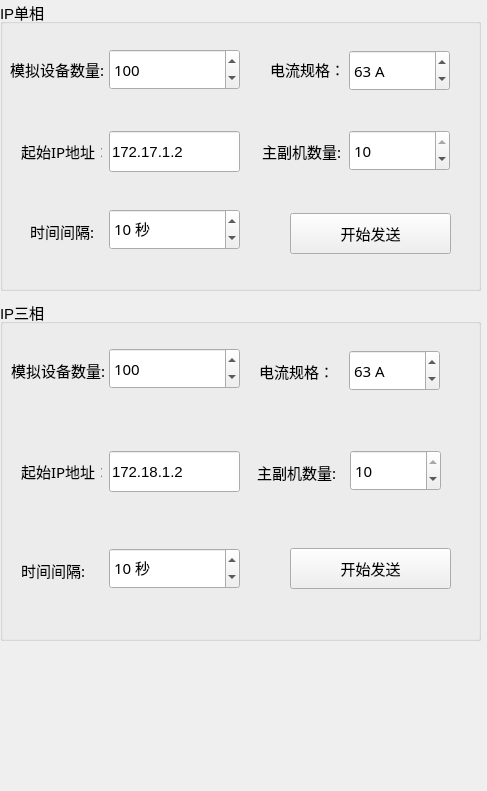
Old version of the form PM_Tool/ip/ip_BulkSend/ip_bulksend.ui in the repository ChinaClever/PM-Tool.
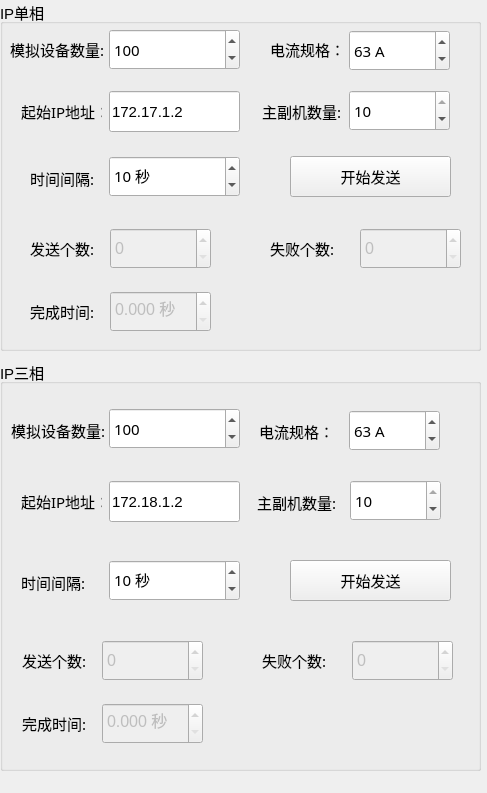
New version of the form.

Commit message: 更新发送数据信息

```diff
--- a/PM_Tool/ip/ip_BulkSend/ip_bulksend.ui
+++ b/PM_Tool/ip/ip_BulkSend/ip_bulksend.ui
@@ -7,7 +7,7 @@
     <x>0</x>
     <y>0</y>
     <width>487</width>
-    <height>791</height>
+    <height>793</height>
    </rect>
   </property>
   <property name="windowTitle">
@@ -17,9 +17,9 @@
    <property name="geometry">
     <rect>
      <x>0</x>
-     <y>300</y>
+     <y>360</y>
      <width>481</width>
-     <height>341</height>
+     <height>411</height>
     </rect>
    </property>
    <property name="font">
@@ -84,7 +84,7 @@
     <property name="geometry">
      <rect>
       <x>21</x>
-      <y>151</y>
+      <y>121</y>
       <width>81</width>
       <height>41</height>
      </rect>
@@ -103,7 +103,7 @@
     <property name="geometry">
      <rect>
       <x>109</x>
-      <y>151</y>
+      <y>121</y>
       <width>131</width>
       <height>41</height>
      </rect>
@@ -121,7 +121,7 @@
     <property name="geometry">
      <rect>
       <x>290</x>
-      <y>248</y>
+      <y>200</y>
       <width>161</width>
       <height>41</height>
      </rect>
@@ -158,7 +158,7 @@
     <property name="geometry">
      <rect>
       <x>21</x>
-      <y>250</y>
+      <y>202</y>
       <width>71</width>
       <height>41</height>
      </rect>
@@ -177,7 +177,7 @@
     <property name="geometry">
      <rect>
       <x>109</x>
-      <y>248</y>
+      <y>200</y>
       <width>131</width>
       <height>41</height>
      </rect>
@@ -211,7 +211,7 @@
     <property name="geometry">
      <rect>
       <x>257</x>
-      <y>157</y>
+      <y>127</y>
       <width>81</width>
       <height>31</height>
      </rect>
@@ -230,7 +230,7 @@
     <property name="geometry">
      <rect>
       <x>350</x>
-      <y>150</y>
+      <y>120</y>
       <width>91</width>
       <height>41</height>
      </rect>
@@ -294,6 +294,132 @@
      <number>10</number>
     </property>
    </widget>
+   <widget class="QLabel" name="label_18">
+    <property name="geometry">
+     <rect>
+      <x>262</x>
+      <y>290</y>
+      <width>81</width>
+      <height>21</height>
+     </rect>
+    </property>
+    <property name="font">
+     <font>
+      <family>微软雅黑</family>
+      <pointsize>11</pointsize>
+     </font>
+    </property>
+    <property name="text">
+     <string>失败个数:</string>
+    </property>
+   </widget>
+   <widget class="QSpinBox" name="TsuccessNum">
+    <property name="enabled">
+     <bool>false</bool>
+    </property>
+    <property name="geometry">
+     <rect>
+      <x>102</x>
+      <y>280</y>
+      <width>101</width>
+      <height>41</height>
+     </rect>
+    </property>
+    <property name="font">
+     <font>
+      <pointsize>12</pointsize>
+     </font>
+    </property>
+    <property name="maximum">
+     <number>100000</number>
+    </property>
+   </widget>
+   <widget class="QDoubleSpinBox" name="TsuccessTime">
+    <property name="enabled">
+     <bool>false</bool>
+    </property>
+    <property name="geometry">
+     <rect>
+      <x>102</x>
+      <y>343</y>
+      <width>101</width>
+      <height>41</height>
+     </rect>
+    </property>
+    <property name="font">
+     <font>
+      <pointsize>12</pointsize>
+     </font>
+    </property>
+    <property name="prefix">
+     <string/>
+    </property>
+    <property name="suffix">
+     <string> 秒</string>
+    </property>
+    <property name="decimals">
+     <number>3</number>
+    </property>
+   </widget>
+   <widget class="QLabel" name="label_19">
+    <property name="geometry">
+     <rect>
+      <x>22</x>
+      <y>290</y>
+      <width>81</width>
+      <height>21</height>
+     </rect>
+    </property>
+    <property name="font">
+     <font>
+      <family>微软雅黑</family>
+      <pointsize>11</pointsize>
+     </font>
+    </property>
+    <property name="text">
+     <string>发送个数:</string>
+    </property>
+   </widget>
+   <widget class="QLabel" name="label_20">
+    <property name="geometry">
+     <rect>
+      <x>22</x>
+      <y>353</y>
+      <width>81</width>
+      <height>21</height>
+     </rect>
+    </property>
+    <property name="font">
+     <font>
+      <family>微软雅黑</family>
+      <pointsize>11</pointsize>
+     </font>
+    </property>
+    <property name="text">
+     <string>完成时间:</string>
+    </property>
+   </widget>
+   <widget class="QSpinBox" name="TErNum">
+    <property name="enabled">
+     <bool>false</bool>
+    </property>
+    <property name="geometry">
+     <rect>
+      <x>352</x>
+      <y>280</y>
+      <width>101</width>
+      <height>41</height>
+     </rect>
+    </property>
+    <property name="font">
+     <font>
+      <pointsize>12</pointsize>
+     </font>
+    </property>
+    <property name="maximum">
+     <number>100000</number>
+    </property>
+   </widget>
   </widget>
   <widget class="QGroupBox" name="groupBox_2">
    <property name="geometry">
@@ -301,7 +427,7 @@
      <x>0</x>
      <y>0</y>
      <width>481</width>
-     <height>291</height>
+     <height>351</height>
     </rect>
    </property>
    <property name="font">
@@ -316,7 +442,7 @@
     <property name="geometry">
      <rect>
       <x>109</x>
-      <y>49</y>
+      <y>29</y>
       <width>131</width>
       <height>41</height>
      </rect>
@@ -344,7 +470,7 @@
     <property name="geometry">
      <rect>
       <x>10</x>
-      <y>49</y>
+      <y>29</y>
       <width>101</width>
       <height>41</height>
      </rect>
@@ -363,7 +489,7 @@
     <property name="geometry">
      <rect>
       <x>349</x>
-      <y>130</y>
+      <y>90</y>
       <width>101</width>
       <height>41</height>
      </rect>
@@ -394,7 +520,7 @@
     <property name="geometry">
      <rect>
       <x>21</x>
-      <y>131</y>
+      <y>91</y>
       <width>81</width>
       <height>41</height>
      </rect>
@@ -413,7 +539,7 @@
     <property name="geometry">
      <rect>
       <x>109</x>
-      <y>209</y>
+      <y>156</y>
       <width>131</width>
       <height>41</height>
      </rect>
@@ -447,7 +573,7 @@
     <property name="geometry">
      <rect>
       <x>109</x>
-      <y>131</y>
+      <y>91</y>
       <width>131</width>
       <height>41</height>
      </rect>
@@ -465,7 +591,7 @@
     <property name="geometry">
      <rect>
       <x>262</x>
-      <y>136</y>
+      <y>96</y>
       <width>81</width>
       <height>31</height>
      </rect>
@@ -484,7 +610,7 @@
     <property name="geometry">
      <rect>
       <x>30</x>
-      <y>216</y>
+      <y>163</y>
       <width>71</width>
       <height>31</height>
      </rect>
@@ -503,7 +629,7 @@
     <property name="geometry">
      <rect>
       <x>270</x>
-      <y>49</y>
+      <y>29</y>
       <width>71</width>
       <height>41</height>
      </rect>
@@ -522,7 +648,7 @@
     <property name="geometry">
      <rect>
       <x>290</x>
-      <y>213</y>
+      <y>156</y>
       <width>161</width>
       <height>41</height>
      </rect>
@@ -540,7 +666,7 @@
     <property name="geometry">
      <rect>
       <x>349</x>
-      <y>50</y>
+      <y>30</y>
       <width>101</width>
       <height>41</height>
      </rect>
@@ -573,6 +699,132 @@
      <number>10</number>
     </property>
    </widget>
+   <widget class="QLabel" name="label_15">
+    <property name="geometry">
+     <rect>
+      <x>30</x>
+      <y>238</y>
+      <width>81</width>
+      <height>21</height>
+     </rect>
+    </property>
+    <property name="font">
+     <font>
+      <family>微软雅黑</family>
+      <pointsize>11</pointsize>
+     </font>
+    </property>
+    <property name="text">
+     <string>发送个数:</string>
+    </property>
+   </widget>
+   <widget class="QDoubleSpinBox" name="SsuccessTime">
+    <property name="enabled">
+     <bool>false</bool>
+    </property>
+    <property name="geometry">
+     <rect>
+      <x>110</x>
+      <y>291</y>
+      <width>101</width>
+      <height>41</height>
+     </rect>
+    </property>
+    <property name="font">
+     <font>
+      <pointsize>12</pointsize>
+     </font>
+    </property>
+    <property name="prefix">
+     <string/>
+    </property>
+    <property name="suffix">
+     <string> 秒</string>
+    </property>
+    <property name="decimals">
+     <number>3</number>
+    </property>
+   </widget>
+   <widget class="QSpinBox" name="SsuccessNum">
+    <property name="enabled">
+     <bool>false</bool>
+    </property>
+    <property name="geometry">
+     <rect>
+      <x>110</x>
+      <y>228</y>
+      <width>101</width>
+      <height>41</height>
+     </rect>
+    </property>
+    <property name="font">
+     <font>
+      <pointsize>12</pointsize>
+     </font>
+    </property>
+    <property name="maximum">
+     <number>100000</number>
+    </property>
+   </widget>
+   <widget class="QLabel" name="label_16">
+    <property name="geometry">
+     <rect>
+      <x>270</x>
+      <y>238</y>
+      <width>81</width>
+      <height>21</height>
+     </rect>
+    </property>
+    <property name="font">
+     <font>
+      <family>微软雅黑</family>
+      <pointsize>11</pointsize>
+     </font>
+    </property>
+    <property name="text">
+     <string>失败个数:</string>
+    </property>
+   </widget>
+   <widget class="QSpinBox" name="SErNum">
+    <property name="enabled">
+     <bool>false</bool>
+    </property>
+    <property name="geometry">
+     <rect>
+      <x>360</x>
+      <y>228</y>
+      <width>101</width>
+      <height>41</height>
+     </rect>
+    </property>
+    <property name="font">
+     <font>
+      <pointsize>12</pointsize>
+     </font>
+    </property>
+    <property name="maximum">
+     <number>100000</number>
+    </property>
+   </widget>
+   <widget class="QLabel" name="label_17">
+    <property name="geometry">
+     <rect>
+      <x>30</x>
+      <y>301</y>
+      <width>81</width>
+      <height>21</height>
+     </rect>
+    </property>
+    <property name="font">
+     <font>
+      <family>微软雅黑</family>
+      <pointsize>11</pointsize>
+     </font>
+    </property>
+    <property name="text">
+     <string>完成时间:</string>
+    </property>
+   </widget>
   </widget>
  </widget>
  <tabstops>
```
The commit also changes 52 other files.
